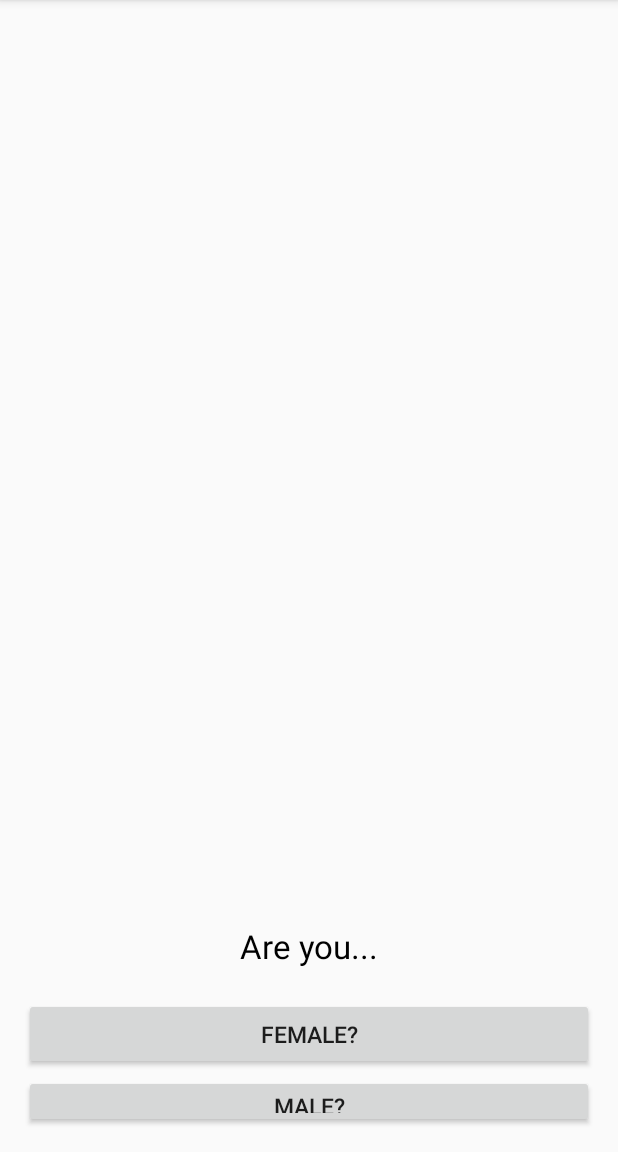
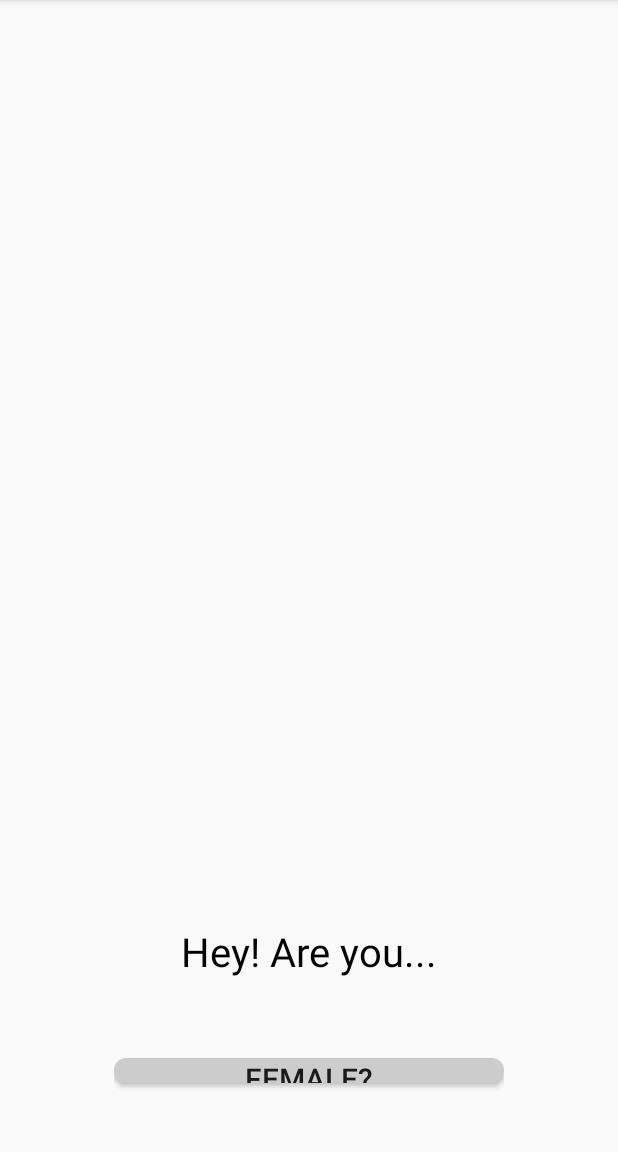
Before and after one commit to Paingouin/MCStuMeet, an Android app: the screen it shows after launch (RegistrationGender), on a phone screen of 412 x 824 dp, the part 84-1236 px from its top. Run offline under Robolectric (Android 15) with nearby library versions, the phone set to English and light mode, and no system bars.

Commit message:
registration

```diff
--- /dev/null
+++ b/app/src/main/res/drawable/roundedbutton.xml
@@ -0,0 +1,9 @@
+<?xml version="1.0" encoding="utf-8"?>
+    <selector xmlns:android="http://schemas.android.com/apk/res/android">
+        <item>
+            <shape android:shape="rectangle">
+                <solid android:color="#CCCCCC"/>
+                <corners android:radius="13dp"/>
+            </shape>
+        </item>
+    </selector>
--- a/app/src/main/res/layout/activity_registration_gender.xml
+++ b/app/src/main/res/layout/activity_registration_gender.xml
@@ -14,32 +14,35 @@
         android:layout_width="match_parent"
         android:layout_height="match_parent"
         android:orientation="vertical"
+        android:paddingLeft="90px"
+        android:paddingRight="90px"
         android:layout_marginTop="900px">
 
         <TextView
             android:layout_width="match_parent"
             android:layout_height="wrap_content"
             android:id="@+id/gender_text"
-            android:textSize="10pt"
+            style="@style/textStyleRegistration"
             android:textAlignment="center"
-            android:textColor="#000000"
-            android:layout_marginBottom="30px"
+            android:layout_marginBottom="80px"
             android:text="@string/gender_text"/>
 
         <Button
             android:layout_width="match_parent"
             android:layout_height="wrap_content"
-            android:layout_marginBottom="5px"
-            android:textSize="7pt"
+            android:background="@drawable/roundedbutton"
+            android:layout_marginBottom="45px"
+            style="@style/buttonSize"
             android:layout_below="@+id/gender_text"
             android:id="@+id/male_button"
             android:text="@string/gender_female"
-            android:onClick="passData"/>
+            android:onClick="passData" />
 
         <Button
             android:layout_width="match_parent"
             android:layout_height="wrap_content"
-            android:textSize="7pt"
+            android:background="@drawable/roundedbutton"
+            style="@style/buttonSize"
             android:layout_below="@+id/male"
             android:id="@+id/female_button"
             android:text="@string/gender_male"
--- a/app/src/main/res/values/strings.xml
+++ b/app/src/main/res/values/strings.xml
@@ -2,7 +2,7 @@
     <string name="app_name">MCStuMeet</string>
     <string name="gender_female">Female?</string>
     <string name="gender_male">Male?</string>
-    <string name="gender_text">Are you...</string>
+    <string name="gender_text">Hey! Are you...</string>
     <string name="interests_text">Are you here to date...</string>
     <string name="interests_girl">Girls?</string>
     <string name="interests_guy">Guys?</string>
--- a/app/src/main/res/values/styles.xml
+++ b/app/src/main/res/values/styles.xml
@@ -8,4 +8,13 @@
         <item name="colorAccent">@color/colorAccent</item>
     </style>
 
+    <style name="textStyleRegistration">
+        <item name="android:textSize">12pt</item>
+        <item name="android:textColor">#000000</item>
+    </style>
+
+    <style name="buttonSize">
+        <item name="android:textSize">9pt</item>
+    </style>
+
 </resources>
```
Also changed, not shown: app/src/main/java/com/example/cogo/mcstumeet/RegistrationInterests.java (+20 -0 lines), app/src/main/res/layout/activity_registration_interests.xml (+8 -8 lines).
